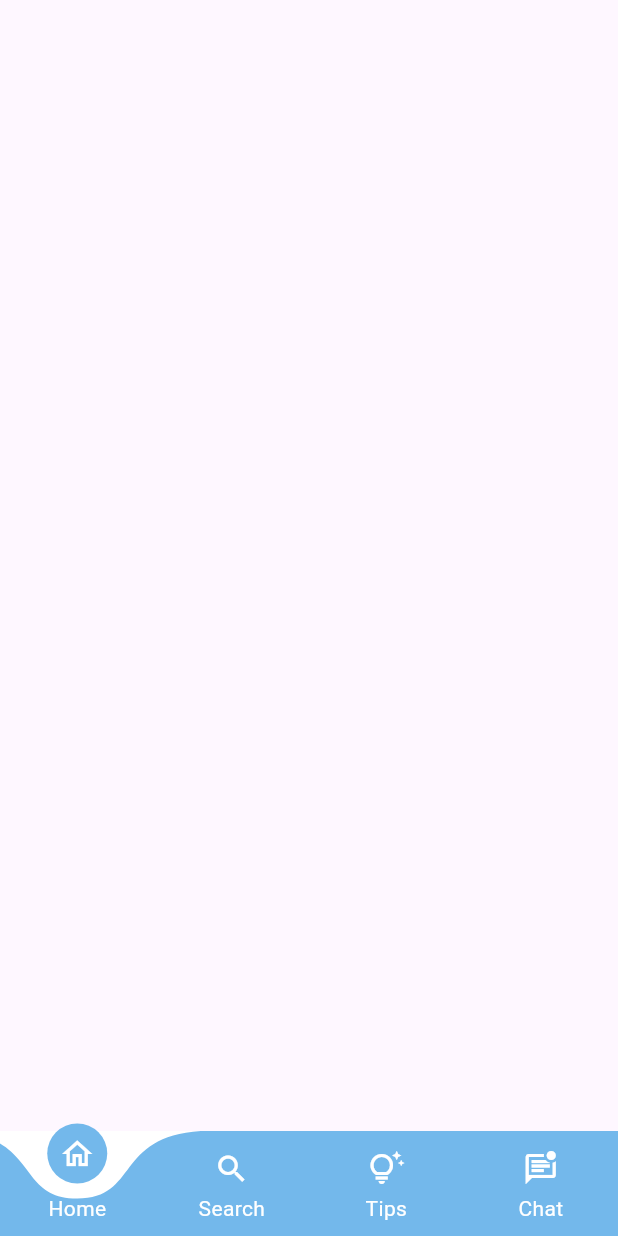
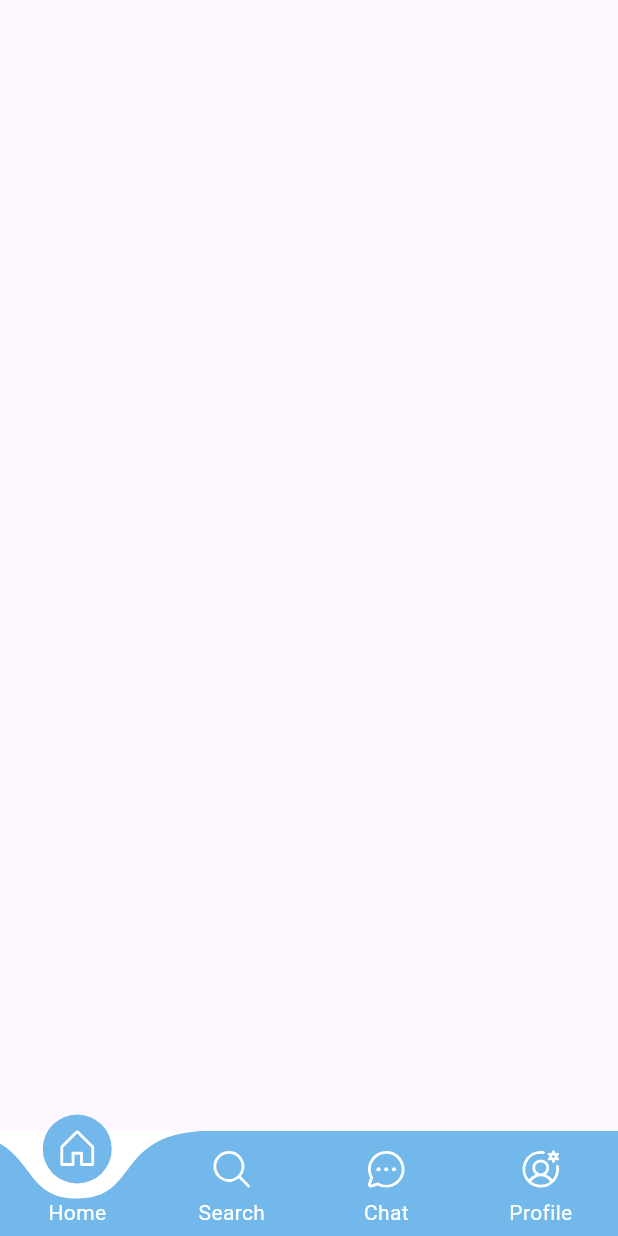
Before and after one commit to nada-elmetwaly/eye_scan, a Flutter app: the screen it shows after launch, on a phone screen of 412 x 824 dp. Run offline on Flutter 3.47's test engine with Material 3 defaults, Android fonts, the phone set to English and light mode, and no system bars; drawn by our look-alikes of curved_labeled_navigation_bar; our stand-ins replace phosphor_flutter.

Commit message:
create custom navigation bar after add labels

```diff
--- a/lib/components/bottomNavBar.dart
+++ b/lib/components/bottomNavBar.dart
@@ -1,7 +1,7 @@
-
-import 'package:flutter/material.dart';
 import 'package:curved_labeled_navigation_bar/curved_navigation_bar.dart';
 import 'package:curved_labeled_navigation_bar/curved_navigation_bar_item.dart';
+import 'package:flutter/material.dart';
+import 'package:phosphor_flutter/phosphor_flutter.dart';
 class MyNavBar extends StatelessWidget {
   void Function(int)? onTabChange;
   MyNavBar({super.key,required this.onTabChange});
@@ -13,25 +13,42 @@ class MyNavBar extends StatelessWidget {
       backgroundColor: Colors.white,
       animationDuration: Duration(microseconds: 300),
       items: [
+
         CurvedNavigationBarItem(
-          child: Icon(Icons.home_outlined,color: Colors.white,),
+          child:PhosphorIcon(
+            PhosphorIcons.house(),
+            color: Colors.white,
+            size:30,
+          ),
           label: 'Home',
-            labelStyle: TextStyle(color: Colors.white,),
+            labelStyle: TextStyle(color: Colors.white,)
         ),
         CurvedNavigationBarItem(
-          child: Icon(Icons.search,color: Colors.white,),
+          child: PhosphorIcon(
+    PhosphorIcons.magnifyingGlass(),
+            color: Colors.white,
+            size:30,
+    ),
           label: 'Search',
           labelStyle: TextStyle(color: Colors.white,)
         ),
         CurvedNavigationBarItem(
-          child: Icon(Icons.tips_and_updates_outlined,color: Colors.white,),
-          label: 'Tips',
+          child: PhosphorIcon(
+            PhosphorIcons.chatCircleDots(),
+            color: Colors.white,
+            size:30,
+          ),
+          label: 'Chat',
             labelStyle: TextStyle(color: Colors.white,)
         ),
         CurvedNavigationBarItem(
-          child: Icon(Icons.mark_unread_chat_alt_outlined,color: Colors.white,),
-          label: 'Chat',
-            labelStyle: TextStyle(color: Colors.white,),
+          child: PhosphorIcon(
+            PhosphorIcons.userCircleGear(),
+            color: Colors.white,
+            size:30,
+          ),
+          label: 'Profile',
+            labelStyle: TextStyle(color: Colors.white,)
         ),
 
 
--- a/lib/dynamicPage.dart
+++ b/lib/dynamicPage.dart
@@ -29,12 +29,9 @@ class _DynamicPageState extends State<DynamicPage> {
       HomeScreen(),
       //search screen
       SearchScreen(),
-      //tips screen
-      tipsScreen(),
 
       //chat screen
       ChatScreen(),
-
 
       //profile screen
       ProfileScreen(),
--- a/pubspec.yaml
+++ b/pubspec.yaml
@@ -28,6 +28,7 @@ environment:
 # the latest version available on pub.dev. To see which dependencies have newer
 # versions available, run `flutter pub outdated`.
 dependencies:
+  phosphor_flutter: ^2.0.1
   curved_labeled_navigation_bar: ^2.0.2
   curved_navigation_bar: ^1.0.3
   flutter:
```
Also changed, not shown: pubspec.lock.
